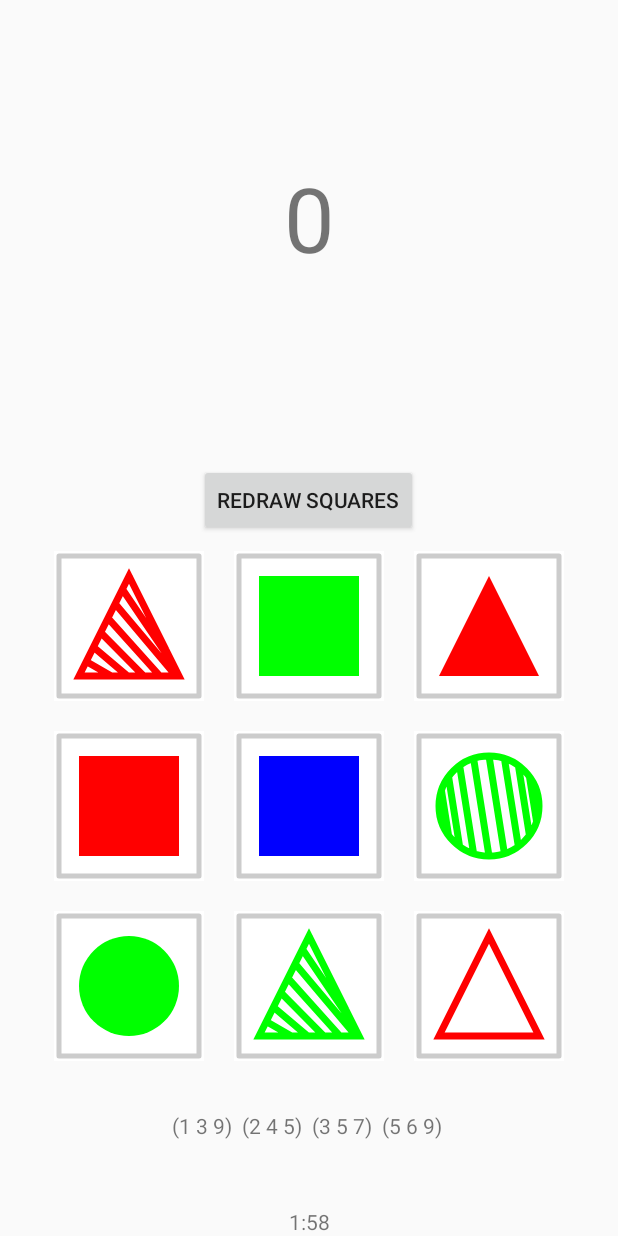
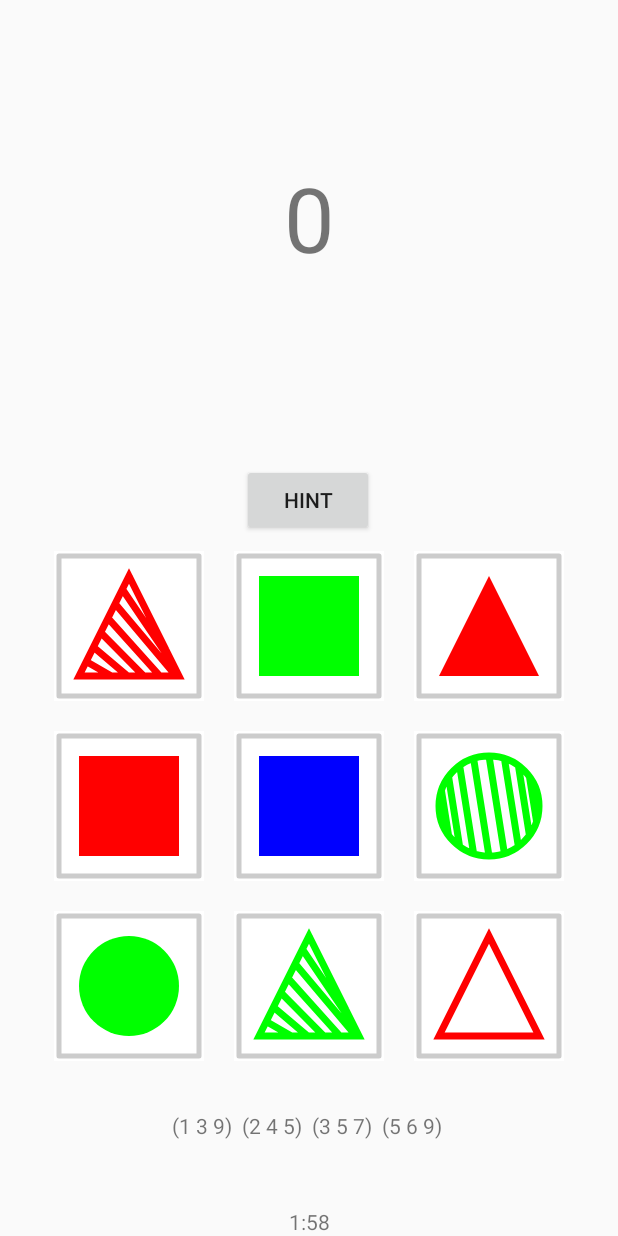
Before and after one commit to yewei600/Sets, an Android app: the GameFragment screen opened through its navigation route, on a phone screen of 412 x 824 dp. Run offline under Robolectric (Android 15) with nearby library versions, the phone set to English and light mode, and no system bars; our stand-ins replace data binding.

Commit message:
get hint shape

```diff
--- a/app/src/main/java/com/ericwei/sets/game/GameContract.kt
+++ b/app/src/main/java/com/ericwei/sets/game/GameContract.kt
@@ -15,6 +15,10 @@ class GameContract {
         fun shapeClicked(shapeView: ShapeView)
 
         fun checkIsSet(s1: Shape?, s2: Shape?, s3: Shape?): Boolean
+
+        fun getHint()
+
+        fun onHintShapeViewReceived(shapeView: ShapeView)
     }
 
     interface View {
@@ -28,6 +32,8 @@ class GameContract {
         fun updateShapes()
 
         fun onTimerExpired()
+
+        fun getHintShapeView(shapeId: Int)
     }
 
 }
--- a/app/src/main/java/com/ericwei/sets/game/GameFragment.kt
+++ b/app/src/main/java/com/ericwei/sets/game/GameFragment.kt
@@ -5,6 +5,7 @@ import android.os.CountDownTimer
 import android.view.LayoutInflater
 import android.view.View
 import android.view.ViewGroup
+import android.widget.Button
 import android.widget.GridLayout
 import android.widget.TextView
 import androidx.databinding.DataBindingUtil
@@ -24,6 +25,7 @@ class GameFragment : Fragment(), GameContract.View {
     private lateinit var mScoreTv: TextView
     private lateinit var mCurSetsTv: TextView
     private lateinit var mTimerTv: TextView
+    private lateinit var mHintBtn: Button
 
     private val mTimer = object : CountDownTimer(60000 * 2, 1000) {
         override fun onTick(millisUntilFinished: Long) {
@@ -57,6 +59,7 @@ class GameFragment : Fragment(), GameContract.View {
         mScoreTv = binding.scoreTv
         mCurSetsTv = binding.curSetsTv
         mTimerTv = binding.timeTv
+        mHintBtn = binding.hintBtn
         mShapeArray = arrayOf(
             binding.s1,
             binding.s2,
@@ -68,6 +71,9 @@ class GameFragment : Fragment(), GameContract.View {
             binding.s8,
             binding.s9
         )
+        mHintBtn.setOnClickListener {
+            mGamePresenter.getHint()
+        }
         mShapeArray.forEach { shape ->
             shape.setOnClickListener {
                 mGamePresenter.shapeClicked(shape)
@@ -104,6 +110,10 @@ class GameFragment : Fragment(), GameContract.View {
         mScoreTv.text = score.toString()
     }
 
+    override fun getHintShapeView(shapeId: Int) {
+        mGamePresenter.onHintShapeViewReceived(mShapeArray[shapeId])
+    }
+
     override fun updateShapes() {
 
     }
--- a/app/src/main/res/layout/fragment_game.xml
+++ b/app/src/main/res/layout/fragment_game.xml
@@ -105,16 +105,16 @@
             android:text="0"
             android:textAlignment="center"
             android:textSize="60sp"
-            app:layout_constraintBottom_toTopOf="@+id/redrawBtn"
+            app:layout_constraintBottom_toTopOf="@+id/hintBtn"
             app:layout_constraintEnd_toEndOf="parent"
             app:layout_constraintStart_toStartOf="parent"
             app:layout_constraintTop_toTopOf="parent" />
 
         <Button
-            android:id="@+id/redrawBtn"
+            android:id="@+id/hintBtn"
             android:layout_width="wrap_content"
             android:layout_height="wrap_content"
-            android:text="Redraw squares"
+            android:text="Hint"
             app:layout_constraintBottom_toTopOf="@+id/grid"
             app:layout_constraintEnd_toEndOf="parent"
             app:layout_constraintHorizontal_bias="0.498"
```
Also changed, not shown: app/src/main/java/com/ericwei/sets/game/GamePresenter.kt (+19 -1 lines).
